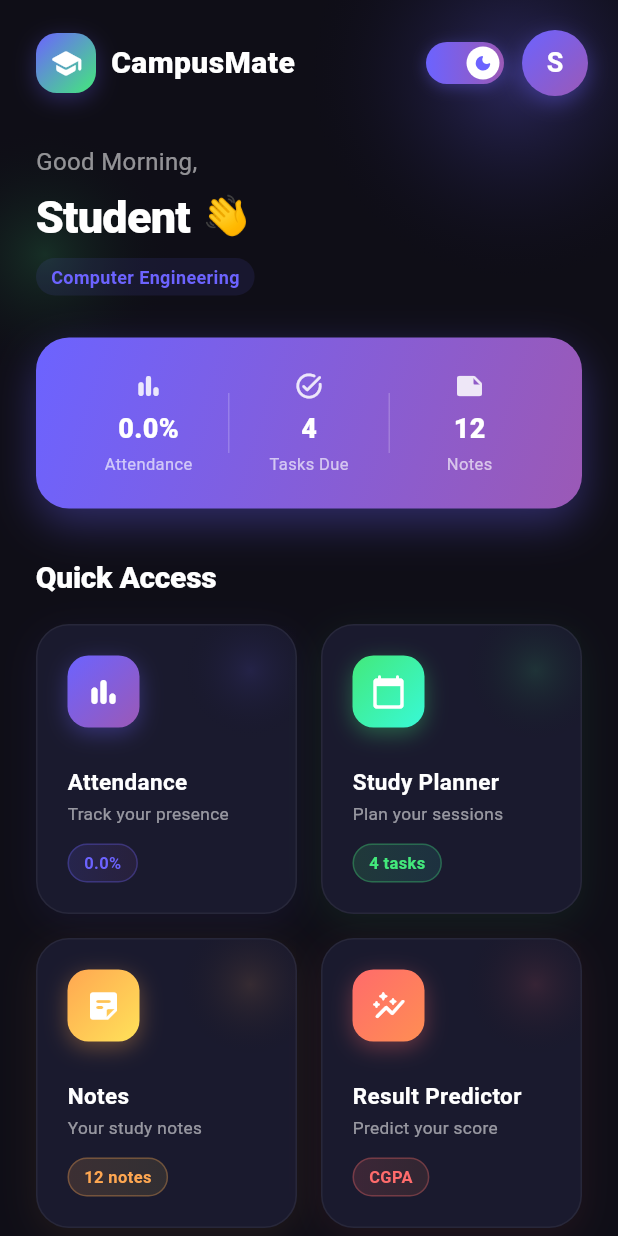
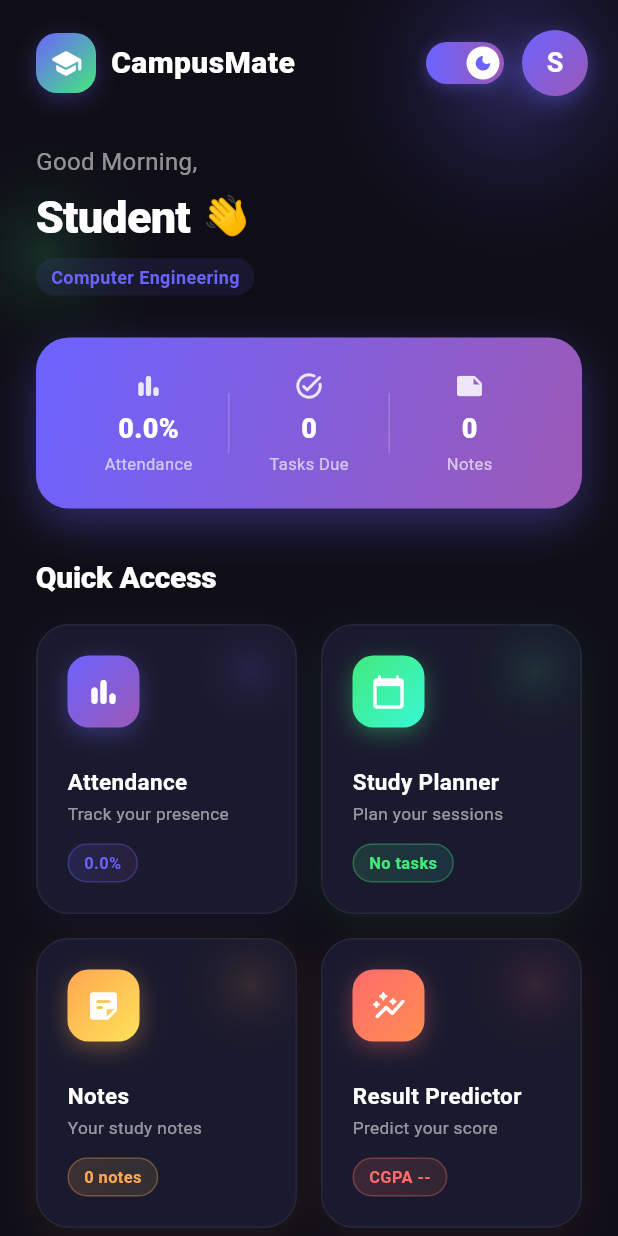
Before and after one commit to SrushtiTarate8/college-student-app, a Flutter app: the screen it shows after launch, after a tap on the "wb sunny" icon, on a phone screen of 412 x 824 dp. Run offline on Flutter 3.47's test engine with Material 3 defaults, Android fonts, the phone set to English and light mode, and no system bars; our stand-ins replace flutter_local_notifications, hive_flutter, shared_preferences, timezone; accounts and stored records are empty.

Commit message:
Enhance home screen with stats loading functionality
Added methods to load tasks, notes, and CGPA from Hive and SharedPreferences. Updated attendance loading to include additional stats.

```diff
--- a/lib/screens/home_screen.dart
+++ b/lib/screens/home_screen.dart
@@ -1,5 +1,6 @@
 import 'dart:convert';
 import 'package:flutter/material.dart';
+import 'package:hive_flutter/hive_flutter.dart';
 import 'package:shared_preferences/shared_preferences.dart';
 import 'login_screen.dart';
 import 'profile_screen.dart';
@@ -32,9 +33,13 @@ class _HomeScreenState extends State<HomeScreen>
   late AnimationController _cardsController;
   late List<AnimationController> _cardControllers;
 
-  // Live attendance percentage loaded from SharedPreferences
+  // ── Live stats ──────────────────────────────────────────────────────────────
   double _attendancePct = 0.0;
   bool   _attLoaded     = false;
+
+  int    _tasksDue      = 0;
+  int    _notesCount    = 0;
+  double? _cgpa;
 
   @override
   void initState() {
@@ -60,22 +65,31 @@ class _HomeScreenState extends State<HomeScreen>
       }
     });
 
-    _loadAttendance();
+    _loadAllStats();
   }
 
-  /// Reads subjects from the same SharedPreferences key used by AttendanceScreen
-  /// and computes the overall attendance percentage.
+  // ── Load all stats at once ──────────────────────────────────────────────────
+  void _loadAllStats() {
+    _loadAttendance();
+    _loadTasks();
+    _loadNotes();
+    _loadCGPA();
+  }
+
+  // ── Attendance ──────────────────────────────────────────────────────────────
   Future<void> _loadAttendance() async {
     try {
       final p  = await SharedPreferences.getInstance();
       final sr = p.getString('att_subjects');
-      if (sr == null) { setState(() => _attLoaded = true); return; }
-
+      if (sr == null) {
+        setState(() => _attLoaded = true);
+        return;
+      }
       final list = jsonDecode(sr) as List;
       int totalAtt = 0, totalLec = 0;
       for (final e in list) {
         final att  = (e['attended'] as int?) ?? 0;
-        final miss = (e['missed']  as int?) ?? 0;
+        final miss = (e['missed']   as int?) ?? 0;
         totalAtt += att;
         totalLec += att + miss;
       }
@@ -88,8 +102,106 @@ class _HomeScreenState extends State<HomeScreen>
     }
   }
 
+  // ── Today's pending tasks (from Hive plannerBox) ────────────────────────────
+  Future<void> _loadTasks() async {
+    try {
+      final box = await Hive.openBox<List>('plannerBox');
+      final raw = box.get('tasks', defaultValue: []) ?? [];
+      final today = DateTime.now();
+      final todayKey =
+          '${today.year}-${today.month.toString().padLeft(2, '0')}-${today.day.toString().padLeft(2, '0')}';
+
+      final pending = raw
+          .map((e) => Map<String, dynamic>.from(e as Map))
+          .where((t) =>
+      (t['dateKey'] as String?) == todayKey &&
+          (t['isDone'] as bool?) != true)
+          .length;
+
+      if (mounted) setState(() => _tasksDue = pending);
+    } catch (_) {}
+  }
+
+  // ── Total notes count (from SharedPreferences notes_data) ──────────────────
+  Future<void> _loadNotes() async {
+    try {
+      final prefs = await SharedPreferences.getInstance();
+      final raw   = prefs.getString('notes_data');
+      if (raw == null) {
+        if (mounted) setState(() => _notesCount = 0);
+        return;
+      }
+      final data  = jsonDecode(raw) as Map<String, dynamic>;
+      int total   = 0;
+      data.forEach((_, notes) => total += (notes as List).length);
+      if (mounted) setState(() => _notesCount = total);
+    } catch (_) {}
+  }
+
+  // ── CGPA from result_prediction_data ───────────────────────────────────────
+  Future<void> _loadCGPA() async {
+    try {
+      final prefs = await SharedPreferences.getInstance();
+      final raw   = prefs.getString('result_prediction_data');
+      if (raw == null) return;
+
+      final data             = jsonDecode(raw) as Map<String, dynamic>;
+      final subjects         = (data['subjects'] as List)
+          .map((e) => Map<String, dynamic>.from(e as Map))
+          .toList();
+      final prevCGPA         = (data['previousCGPA']    as num?)?.toDouble() ?? 0.0;
+      final completedCredits = (data['completedCredits'] as num?)?.toDouble() ?? 0.0;
+
+      // Replicate SGPACalculator logic from result_screen.dart
+      // internalMax=40, endSemMax=60, internalWeight=40, endSemWeight=60
+      double totalWeighted = 0, totalCredits = 0;
+      for (final s in subjects) {
+        final useExp = s['useExpected'] as bool? ?? false;
+        final internal = useExp
+            ? (s['expectedInternalMarks'] as num?)?.toDouble()
+            : (s['internalMarks']         as num?)?.toDouble();
+        final endSem = useExp
+            ? (s['expectedEndSemMarks'] as num?)?.toDouble()
+            : (s['endSemMarks']         as num?)?.toDouble();
+        if (internal == null || endSem == null) continue;
+
+        // normalizedInternal = (internal / 40) * 40  →  just internal
+        // normalizedEndSem   = (endSem   / 60) * 60  →  just endSem
+        final total = (internal + endSem).clamp(0.0, 100.0);
+
+        double gp = 0;
+        if      (total >= 91) gp = 10;
+        else if (total >= 81) gp = 9;
+        else if (total >= 71) gp = 8;
+        else if (total >= 61) gp = 7;
+        else if (total >= 57) gp = 6;
+        else if (total >= 50) gp = 5;
+
+        final credits = (s['credits'] as num).toDouble();
+        totalWeighted += credits * gp;
+        totalCredits  += credits;
+      }
+
+      if (totalCredits == 0) return;
+      final sgpa = totalWeighted / totalCredits;
+
+      double cgpa;
+      if (completedCredits > 0) {
+        cgpa = (prevCGPA * completedCredits + sgpa * totalCredits) /
+            (completedCredits + totalCredits);
+      } else {
+        cgpa = sgpa;
+      }
+
+      if (mounted) setState(() => _cgpa = cgpa);
+    } catch (_) {}
+  }
+
+  // ── Helpers ─────────────────────────────────────────────────────────────────
   String get _attendanceLabel =>
       _attLoaded ? '${_attendancePct.toStringAsFixed(1)}%' : '...';
+
+  String get _cgpaLabel => _cgpa != null ? _cgpa!.toStringAsFixed(2) : '--';
 
   @override
   void dispose() {
@@ -106,24 +218,24 @@ class _HomeScreenState extends State<HomeScreen>
     return "Good Evening";
   }
 
-  /// Navigate to a screen and reload attendance when we come back.
+  /// Navigate to a screen and reload all stats when we come back.
   Future<void> _pushAndRefresh(Widget screen) async {
     await Navigator.push(context, _route(screen));
-    _loadAttendance(); // refresh after returning from AttendanceScreen
+    _loadAllStats();
   }
 
   @override
   Widget build(BuildContext context) {
-    final themeProvider = Provider.of<ThemeProvider>(context);
-    final isDark = themeProvider.isDarkMode;
+    final themeProvider  = Provider.of<ThemeProvider>(context);
+    final isDark         = themeProvider.isDarkMode;
 
-    final bgColor      = isDark ? const Color(0xFF0F0E17) : const Color(0xFFF5F4FB);
-    final cardBg       = isDark ? const Color(0xFF1A1A2E) : Colors.white;
-    final primaryText  = isDark ? Colors.white : const Color(0xFF1A1535);
-    final secondaryText = isDark
+    final bgColor        = isDark ? const Color(0xFF0F0E17) : const Color(0xFFF5F4FB);
+    final cardBg         = isDark ? const Color(0xFF1A1A2E) : Colors.white;
+    final primaryText    = isDark ? Colors.white : const Color(0xFF1A1535);
+    final secondaryText  = isDark
         ? Colors.white.withOpacity(0.55)
         : const Color(0xFF1A1535).withOpacity(0.5);
-    final borderColor  = isDark
+    final borderColor    = isDark
         ? Colors.white.withOpacity(0.06)
         : const Color(0xFF6C63FF).withOpacity(0.08);
 
@@ -163,7 +275,7 @@ class _HomeScreenState extends State<HomeScreen>
             child: CustomScrollView(
               physics: const BouncingScrollPhysics(),
               slivers: [
-                // ─── AppBar ────────────────────────────────────────────────
+                // ── AppBar ──────────────────────────────────────────────────
                 SliverToBoxAdapter(
                   child: Padding(
                     padding: const EdgeInsets.fromLTRB(24, 20, 20, 0),
@@ -206,8 +318,9 @@ class _HomeScreenState extends State<HomeScreen>
                               decoration: BoxDecoration(
                                 borderRadius: BorderRadius.circular(20),
                                 gradient: isDark
-                                    ? const LinearGradient(
-                                    colors: [Color(0xFF6C63FF), Color(0xFF9B59B6)])
+                                    ? const LinearGradient(colors: [
+                                  Color(0xFF6C63FF), Color(0xFF9B59B6)
+                                ])
                                     : LinearGradient(colors: [
                                   Colors.grey.shade300,
                                   Colors.grey.shade200,
@@ -228,7 +341,8 @@ class _HomeScreenState extends State<HomeScreen>
                                 child: Container(
                                   width: 22, height: 22,
                                   decoration: const BoxDecoration(
-                                      color: Colors.white, shape: BoxShape.circle),
+                                      color: Colors.white,
+                                      shape: BoxShape.circle),
                                   child: Center(child: Icon(
                                     isDark
                                         ? Icons.dark_mode_rounded
@@ -288,7 +402,7 @@ class _HomeScreenState extends State<HomeScreen>
                   ),
                 ),
 
-                // ─── Greeting ──────────────────────────────────────────────
+                // ── Greeting ─────────────────────────────────────────────────
                 SliverToBoxAdapter(
                   child: Padding(
                     padding: const EdgeInsets.fromLTRB(24, 32, 24, 0),
@@ -296,7 +410,8 @@ class _HomeScreenState extends State<HomeScreen>
                       position: Tween<Offset>(
                           begin: const Offset(0, 0.2), end: Offset.zero)
                           .animate(CurvedAnimation(
-                          parent: _headerController, curve: Curves.easeOut)),
+                          parent: _headerController,
+                          curve: Curves.easeOut)),
                       child: FadeTransition(
                         opacity: _headerController,
                         child: Column(
@@ -309,9 +424,11 @@ class _HomeScreenState extends State<HomeScreen>
                             Row(children: [
                               Text(widget.studentName, style: TextStyle(
                                   color: primaryText, fontSize: 30,
-                                  fontWeight: FontWeight.w800, letterSpacing: -0.5)),
+                                  fontWeight: FontWeight.w800,
+                                  letterSpacing: -0.5)),
                               const SizedBox(width: 8),
-                              const Text("👋", style: TextStyle(fontSize: 26)),
+                              const Text("👋",
+                                  style: TextStyle(fontSize: 26)),
                             ]),
                             const SizedBox(height: 6),
                             Container(
@@ -334,7 +451,7 @@ class _HomeScreenState extends State<HomeScreen>
                   ),
                 ),
 
-                // ─── Quick Stats ───────────────────────────────────────────
+                // ── Quick Stats bar ───────────────────────────────────────────
                 SliverToBoxAdapter(
                   child: Padding(
                     padding: const EdgeInsets.fromLTRB(24, 28, 24, 0),
@@ -357,23 +474,28 @@ class _HomeScreenState extends State<HomeScreen>
                         ),
                         child: Row(children: [
                           Expanded(child: _statItem(
-                            // ← live value
-                              _attendanceLabel, "Attendance", Icons.bar_chart_rounded)),
+                              _attendanceLabel,
+                              "Attendance",
+                              Icons.bar_chart_rounded)),
                           Container(width: 1, height: 40,
                               color: Colors.white.withOpacity(0.2)),
                           Expanded(child: _statItem(
-                              "4", "Tasks Due", Icons.task_alt_rounded)),
+                              '$_tasksDue',           // ← live
+                              "Tasks Due",
+                              Icons.task_alt_rounded)),
                           Container(width: 1, height: 40,
                               color: Colors.white.withOpacity(0.2)),
                           Expanded(child: _statItem(
-                              "12", "Notes", Icons.note_rounded)),
+                              '$_notesCount',         // ← live
+                              "Notes",
+                              Icons.note_rounded)),
                         ]),
                       ),
                     ),
                   ),
                 ),
 
-                // ─── Section title ─────────────────────────────────────────
+                // ── Section title ─────────────────────────────────────────────
                 SliverToBoxAdapter(
                   child: Padding(
                     padding: const EdgeInsets.fromLTRB(24, 32, 24, 16),
@@ -387,7 +509,7 @@ class _HomeScreenState extends State<HomeScreen>
                   ),
                 ),
 
-                // ─── Feature Cards Grid ────────────────────────────────────
+                // ── Feature Cards Grid ────────────────────────────────────────
                 SliverPadding(
                   padding: const EdgeInsets.fromLTRB(24, 0, 24, 40),
                   sliver: SliverGrid(
@@ -397,11 +519,13 @@ class _HomeScreenState extends State<HomeScreen>
                         title: "Attendance",
                         subtitle: "Track your presence",
                         icon: Icons.bar_chart_rounded,
-                        gradientColors: const [Color(0xFF6C63FF), Color(0xFF9B59B6)],
-                        // ← live value on the card badge too
-                        badgeText: _attendanceLabel,
+                        gradientColors: const [
+                          Color(0xFF6C63FF), Color(0xFF9B59B6)
+                        ],
+                        badgeText: _attendanceLabel,            // ← live
                         cardBg: cardBg, borderColor: borderColor,
-                        primaryText: primaryText, secondaryText: secondaryText,
+                        primaryText: primaryText,
+                        secondaryText: secondaryText,
                         onTap: () => _pushAndRefresh(const AttendanceScreen()),
                       ),
                       _buildCard(
@@ -409,10 +533,15 @@ class _HomeScreenState extends State<HomeScreen>
                         title: "Study Planner",
                         subtitle: "Plan your sessions",
                         icon: Icons.calendar_today_rounded,
-                        gradientColors: const [Color(0xFF43E97B), Color(0xFF38F9D7)],
-                        badgeText: "4 tasks",
+                        gradientColors: const [
+                          Color(0xFF43E97B), Color(0xFF38F9D7)
+                        ],
+                        badgeText: _tasksDue == 0              // ← live
+                            ? 'No tasks'
+                            : '$_tasksDue pending',
                         cardBg: cardBg, borderColor: borderColor,
-                        primaryText: primaryText, secondaryText: secondaryText,
+                        primaryText: primaryText,
+                        secondaryText: secondaryText,
                         onTap: () => _pushAndRefresh(PlannerHomeScreen()),
                       ),
                       _buildCard(
@@ -420,10 +549,13 @@ class _HomeScreenState extends State<HomeScreen>
                         title: "Notes",
                         subtitle: "Your study notes",
                         icon: Icons.sticky_note_2_rounded,
-                        gradientColors: const [Color(0xFFFFA751), Color(0xFFFFE259)],
-                        badgeText: "12 notes",
+                        gradientColors: const [
+                          Color(0xFFFFA751), Color(0xFFFFE259)
+                        ],
+                        badgeText: '$_notesCount notes',        // ← live
                         cardBg: cardBg, borderColor: borderColor,
-                        primaryText: primaryText, secondaryText: secondaryText,
+                        primaryText: primaryText,
+                        secondaryText: secondaryText,
                         onTap: () => _pushAndRefresh(const NotesScreen()),
                       ),
                       _buildCard(
@@ -431,14 +563,18 @@ class _HomeScreenState extends State<HomeScreen>
                         title: "Result Predictor",
                         subtitle: "Predict your score",
                         icon: Icons.auto_graph_rounded,
-                        gradientColors: const [Color(0xFFFF6B6B), Color(0xFFFF8E53)],
-                        badgeText: "CGPA",
+                        gradientColors: const [
+                          Color(0xFFFF6B6B), Color(0xFFFF8E53)
+                        ],
+                        badgeText: 'CGPA $_cgpaLabel',          // ← live
                         cardBg: cardBg, borderColor: borderColor,
-                        primaryText: primaryText, secondaryText: secondaryText,
+                        primaryText: primaryText,
+                        secondaryText: secondaryText,
                         onTap: () => _pushAndRefresh(const ResultScreen()),
                       ),
                     ]),
-                    gridDelegate: const SliverGridDelegateWithFixedCrossAxisCount(
+                    gridDelegate:
+                    const SliverGridDelegateWithFixedCrossAxisCount(
                       crossAxisCount: 2,
                       crossAxisSpacing: 16,
                       mainAxisSpacing: 16,
@@ -545,8 +681,8 @@ class _HomeScreenState extends State<HomeScreen>
                       color: primaryText, fontSize: 15,
                       fontWeight: FontWeight.w700)),
                   const SizedBox(height: 3),
-                  Text(subtitle, style: TextStyle(
-                      color: secondaryText, fontSize: 11.5)),
+                  Text(subtitle,
+                      style: TextStyle(color: secondaryText, fontSize: 11.5)),
                   const SizedBox(height: 12),
                   Container(
                     padding: const EdgeInsets.symmetric(
@@ -558,10 +694,12 @@ class _HomeScreenState extends State<HomeScreen>
                       ]),
                       borderRadius: BorderRadius.circular(20),
                       border: Border.all(
-                          color: gradientColors[0].withOpacity(0.3), width: 1),
+                          color: gradientColors[0].withOpacity(0.3),
+                          width: 1),
                     ),
                     child: Text(badgeText, style: TextStyle(
-                        color: gradientColors[0], fontSize: 11,
+                        color: gradientColors[0],
+                        fontSize: 11,
                         fontWeight: FontWeight.w600)),
                   ),
                 ],
@@ -579,8 +717,10 @@ class _HomeScreenState extends State<HomeScreen>
     transitionsBuilder: (_, anim, __, child) => FadeTransition(
       opacity: anim,
       child: SlideTransition(
-        position: Tween<Offset>(begin: const Offset(0.05, 0), end: Offset.zero)
-            .animate(CurvedAnimation(parent: anim, curve: Curves.easeOut)),
+        position: Tween<Offset>(
+            begin: const Offset(0.05, 0), end: Offset.zero)
+            .animate(
+            CurvedAnimation(parent: anim, curve: Curves.easeOut)),
         child: child,
       ),
     ),
```
